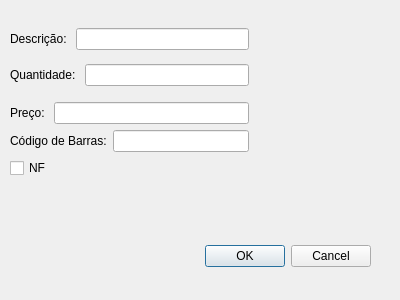
First picture: the form in alterarproduto.ui, repository GabR36/QEstoqueLoja, before the edit.
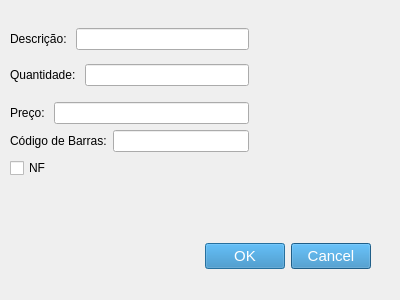
Second picture: the form after the edit.

Commit message: stylesheet das janelas

```diff
--- a/alterarproduto.ui
+++ b/alterarproduto.ui
@@ -13,6 +13,23 @@
   <property name="windowTitle">
    <string>Alterar Produto - QEstoqueLoja</string>
   </property>
+  <property name="styleSheet">
+   <string notr="true">AlterarProduto{
+background-color: rgb(199, 199, 199);
+
+}
+QPushButton{
+background-color: rgb(43, 132, 191);
+color: rgb(255, 255, 255);
+font-size: 15px;
+}
+QGroupBox{
+background-color:rgb(170, 170, 170);
+	font: 700 9pt &quot;Segoe UI&quot;;
+	font-size: 15px;
+}
+</string>
+  </property>
   <widget class="QDialogButtonBox" name="Btn_AltAceitar">
    <property name="geometry">
     <rect>
```
The commit also changes 5 other files.
